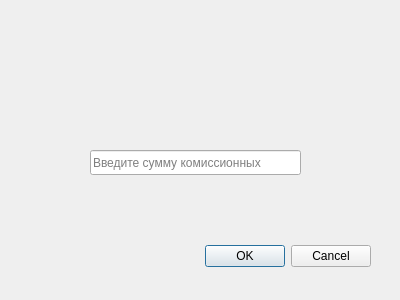
This is verificationdialog.ui in Ximeron/Kursova as Qt 5 draws it before an edit. The edited form follows.
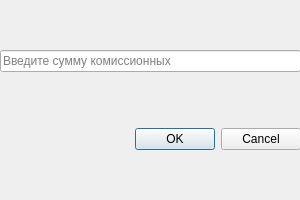
This is the edited form.

```diff
--- a/verificationdialog.ui
+++ b/verificationdialog.ui
@@ -6,41 +6,53 @@
    <rect>
     <x>0</x>
     <y>0</y>
-    <width>400</width>
-    <height>300</height>
+    <width>300</width>
+    <height>200</height>
    </rect>
   </property>
+  <property name="minimumSize">
+   <size>
+    <width>300</width>
+    <height>200</height>
+   </size>
+  </property>
+  <property name="maximumSize">
+   <size>
+    <width>300</width>
+    <height>200</height>
+   </size>
+  </property>
   <property name="windowTitle">
    <string>Dialog</string>
   </property>
-  <widget class="QDialogButtonBox" name="buttonBox">
+  <widget class="QWidget" name="">
    <property name="geometry">
     <rect>
-     <x>30</x>
-     <y>240</y>
-     <width>341</width>
-     <height>32</height>
+     <x>0</x>
+     <y>0</y>
+     <width>301</width>
+     <height>201</height>
     </rect>
    </property>
-   <property name="orientation">
-    <enum>Qt::Orientation::Horizontal</enum>
-   </property>
-   <property name="standardButtons">
-    <set>QDialogButtonBox::StandardButton::Cancel|QDialogButtonBox::StandardButton::Ok</set>
-   </property>
-  </widget>
-  <widget class="QLineEdit" name="lineEditCommission">
-   <property name="geometry">
-    <rect>
-     <x>90</x>
-     <y>150</y>
-     <width>211</width>
-     <height>25</height>
-    </rect>
-   </property>
-   <property name="placeholderText">
-    <string>Введите сумму комиссионных</string>
-   </property>
+   <layout class="QVBoxLayout" name="verticalLayout">
+    <item>
+     <widget class="QLineEdit" name="lineEditCommission">
+      <property name="placeholderText">
+       <string>Введите сумму комиссионных</string>
+      </property>
+     </widget>
+    </item>
+    <item>
+     <widget class="QDialogButtonBox" name="buttonBox">
+      <property name="orientation">
+       <enum>Qt::Orientation::Horizontal</enum>
+      </property>
+      <property name="standardButtons">
+       <set>QDialogButtonBox::StandardButton::Cancel|QDialogButtonBox::StandardButton::Ok</set>
+      </property>
+     </widget>
+    </item>
+   </layout>
   </widget>
  </widget>
  <resources/>
```
